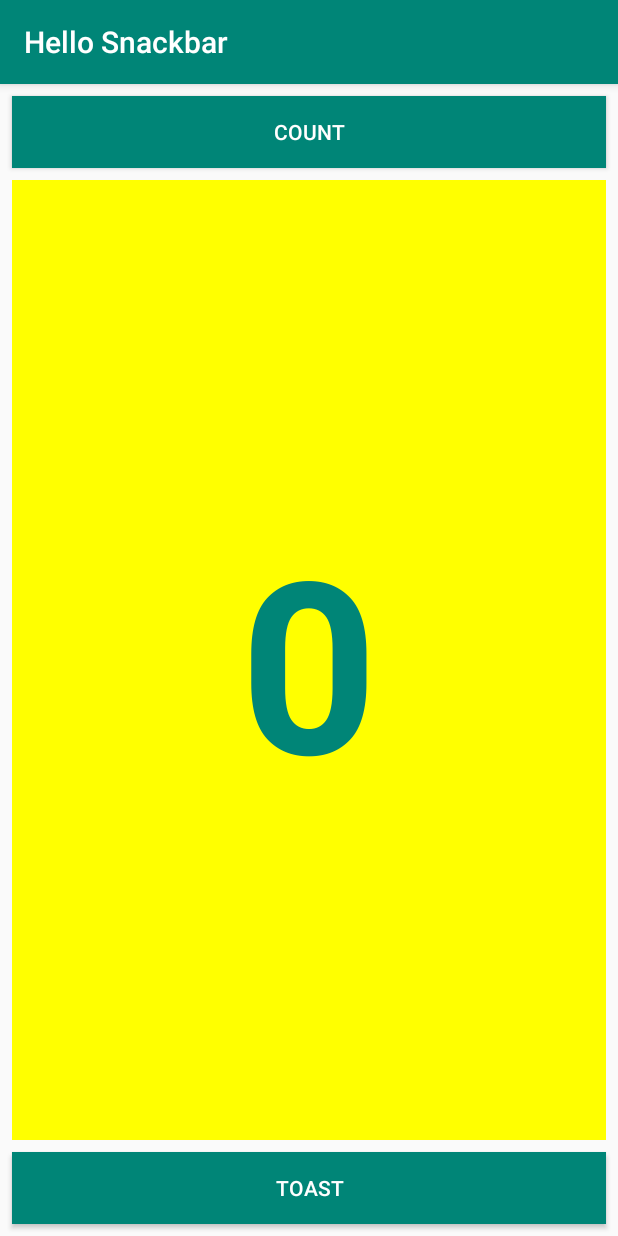
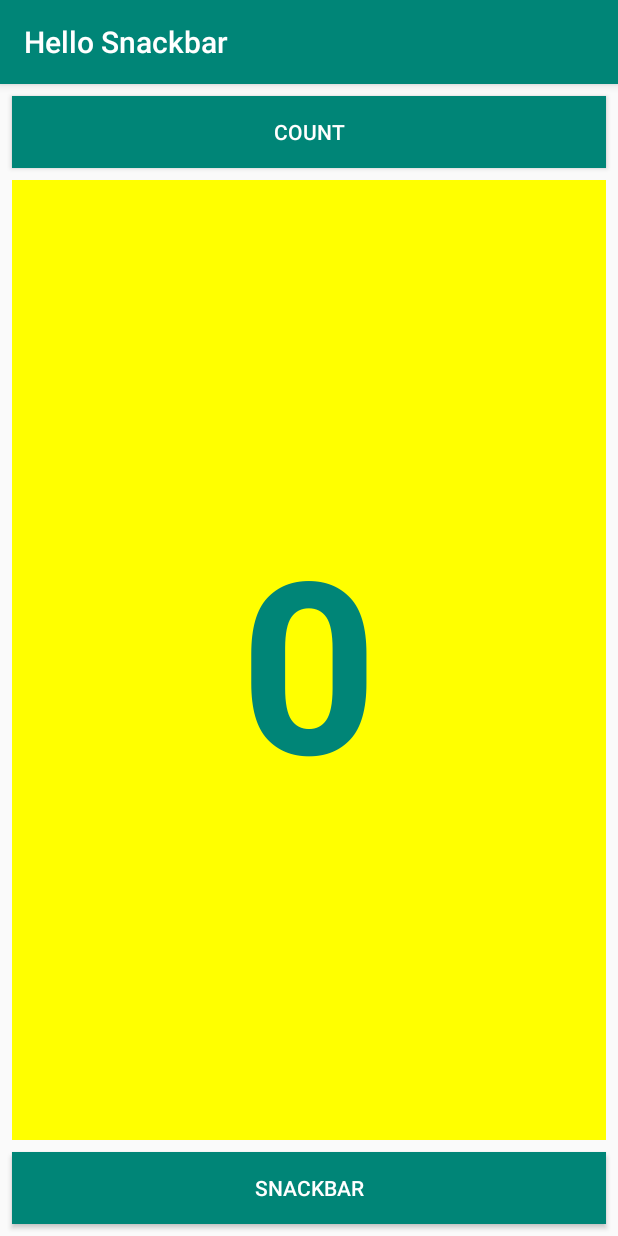
Before and after one commit to princeOprince/AndroidExperiments, an Android app: the screen it shows after launch (MainActivity), on a phone screen of 412 x 824 dp. Run offline under Robolectric (Android 15) with nearby library versions, the phone set to English and light mode, and no system bars.

Commit message:
Update HelloSnackbar project and screenshots folder

```diff
--- a/HelloSnackbar/app/src/main/res/values/strings.xml
+++ b/HelloSnackbar/app/src/main/res/values/strings.xml
@@ -1,7 +1,7 @@
 <resources>
     <string name="app_name">Hello Snackbar</string>
-    <string name="button_label_toast">Toast</string>
+    <string name="button_label_toast">Snackbar</string>
     <string name="button_label_count">Count</string>
     <string name="count_initial_value">0</string>
-    <string name="toast_message">Hello Toast!</string>
+    <string name="toast_message">Hello Snackbar!</string>
 </resources>
```
Also changed, not shown: 4 other files.
